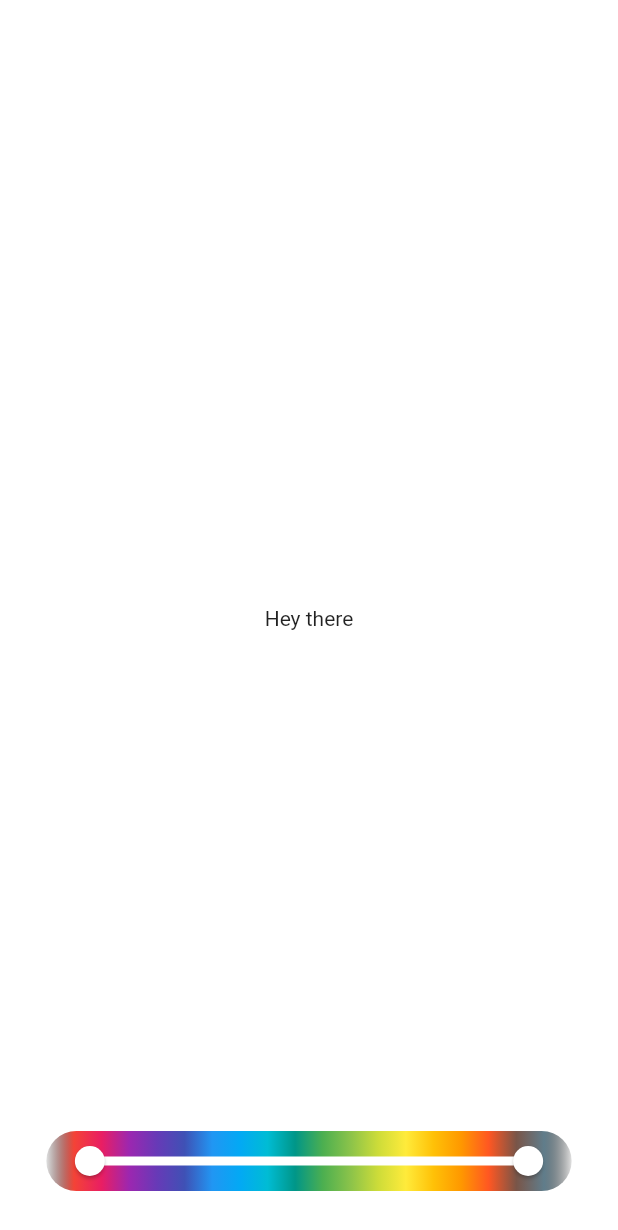
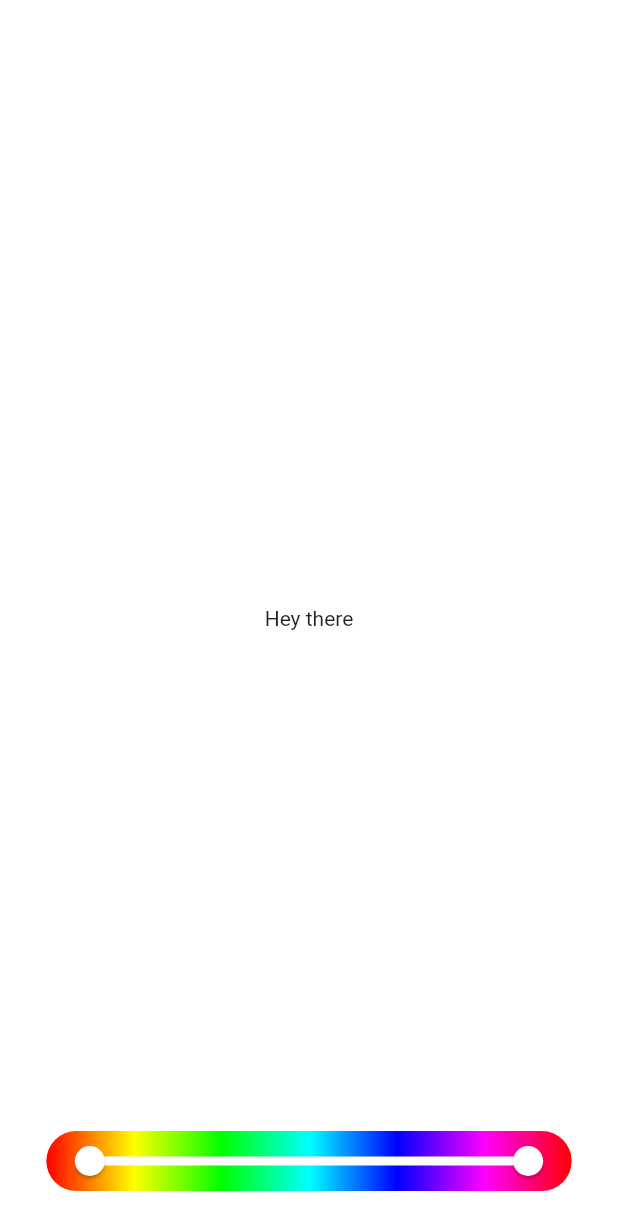
Before and after one commit to toliksadovnichiy/test_app_solid, a Flutter app: the screen it shows after launch, on a phone screen of 412 x 824 dp. Shown: the top 1230 px of the screen. Run offline on Flutter 3.47's test engine with Material 2 defaults, Android fonts, the phone set to English and light mode, and no system bars.

Commit message:
Added color list generation, using HSLColor hue parameter, with 0.5 step.

```diff
--- a/lib/color_range_slider_widget.dart
+++ b/lib/color_range_slider_widget.dart
@@ -2,8 +2,10 @@ import 'package:flutter/material.dart';
 
 class ColorRangeSlider extends StatefulWidget {
   final Function(RangeValues values) onRangeChanged;
+  final List<Color> colorList;
 
-  const ColorRangeSlider({Key? key, required this.onRangeChanged})
+  const ColorRangeSlider(
+      {Key? key, required this.onRangeChanged, required this.colorList})
       : super(key: key);
 
   @override
@@ -11,8 +13,14 @@ class ColorRangeSlider extends StatefulWidget {
 }
 
 class _ColorRangeSliderState extends State<ColorRangeSlider> {
-  RangeValues _currentRangeValues =
-      RangeValues(0.0, (Colors.primaries.length - 1).toDouble());
+  RangeValues? _currentRangeValues;
+
+  @override
+  void initState() {
+    _currentRangeValues =
+        RangeValues(0.0, (widget.colorList.length - 1).toDouble());
+    super.initState();
+  }
 
   @override
   Widget build(BuildContext context) {
@@ -22,27 +30,23 @@ class _ColorRangeSliderState extends State<ColorRangeSlider> {
       width: MediaQuery.of(context).size.width * 0.85,
       decoration: BoxDecoration(
         borderRadius: BorderRadius.circular(32),
-        gradient: const LinearGradient(
+        gradient: LinearGradient(
           begin: Alignment.centerLeft,
           end: Alignment.centerRight,
-          colors: [Colors.black12, ...Colors.primaries, Colors.black12],
-        )
+          colors: widget.colorList,
+        ),
       ),
       child: SliderTheme(
         data: SliderThemeData(
           overlayShape: SliderComponentShape.noOverlay,
         ),
         child: RangeSlider(
-          max: (Colors.primaries.length - 1).toDouble(),
+          max: (widget.colorList.length - 1).toDouble(),
           min: 0.0,
-          values: _currentRangeValues,
-          divisions: Colors.primaries.length - 1,
-          labels: RangeLabels(
-            _currentRangeValues.start.round().toString(),
-            _currentRangeValues.end.round().toString(),
-          ),
+          values: _currentRangeValues ?? const RangeValues(0.0, 1.0),
+          divisions: widget.colorList.length - 1,
           activeColor: Colors.white,
-          inactiveColor: Colors.white12,
+          inactiveColor: Colors.white38,
           onChanged: (RangeValues values) {
             setState(() {
               _currentRangeValues = values;
--- a/lib/home_screen.dart
+++ b/lib/home_screen.dart
@@ -12,9 +12,16 @@ class HomeScreen extends StatefulWidget {
 
 class _HomeScreenState extends State<HomeScreen> {
   Color _backgroundColor = Colors.white;
+  List<Color> _colorList = [];
   int _startColorRange = 0;
-  int _endColorRange = Colors.primaries.length;
+  int _endColorRange = 0;
 
+  @override
+  void initState() {
+    _colorList = _generateColorList();
+    _endColorRange = _colorList.length-1;
+    super.initState();
+  }
   @override
   Widget build(BuildContext context) {
     return InkWell(
@@ -46,6 +53,7 @@ class _HomeScreenState extends State<HomeScreen> {
                       _endColorRange = values.end.toInt();
                     });
                   },
+                  colorList: _colorList,
                 ),
               ),
             ],
@@ -58,9 +66,18 @@ class _HomeScreenState extends State<HomeScreen> {
   void _generateRandomColorInRange(int start, int end) {
     setState(() {
       _backgroundColor = start != end
-          ? Colors.primaries[start +
-              Random().nextInt(end - start)]
-          : Colors.primaries[start];
+          ? _colorList[start + Random().nextInt(end - start)]
+          : _colorList[start];
     });
   }
+
+  List<Color> _generateColorList() {
+    final List<Color> colorList = [];
+
+    for (double h = 0.0; h < 360.0; h += 0.5) {
+      colorList.add(HSLColor.fromAHSL(1.0, h, 1.0, 0.5).toColor());
+    }
+
+    return colorList;
+  }
 }
```
